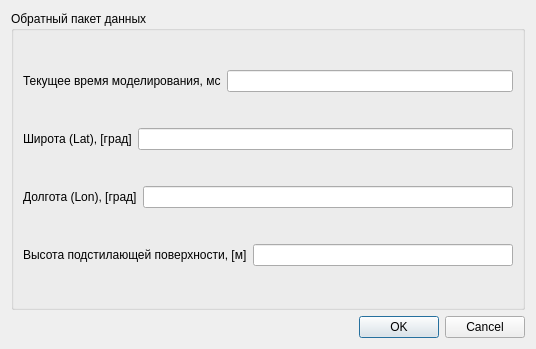
Before: the Qt Designer form untitled/backward.ui in katherinr/desktop_wrapper, drawn with Qt 5.
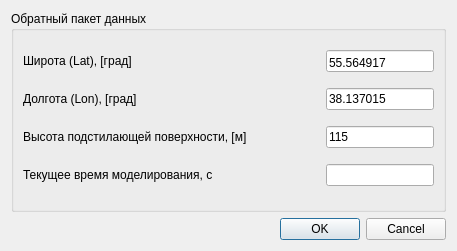
After: the same form once the commit is applied.

```diff
--- a/untitled/backward.ui
+++ b/untitled/backward.ui
@@ -9,8 +9,8 @@
    <rect>
     <x>0</x>
     <y>0</y>
-    <width>536</width>
-    <height>349</height>
+    <width>457</width>
+    <height>251</height>
    </rect>
   </property>
   <property name="windowTitle">
@@ -24,23 +24,21 @@
      </property>
      <layout class="QVBoxLayout" name="verticalLayout">
       <item>
-       <layout class="QHBoxLayout" name="horizontalLayout">
-        <item>
-         <widget class="QLabel" name="label">
-          <property name="text">
-           <string>Текущее время моделирования, мс</string>
-          </property>
-         </widget>
-        </item>
-        <item>
-         <widget class="QLineEdit" name="simulation_timeLE"/>
-        </item>
-       </layout>
-      </item>
-      <item>
-       <layout class="QHBoxLayout" name="horizontalLayout_2">
+       <layout class="QHBoxLayout" name="horizontalLayout_4">
         <item>
          <widget class="QLabel" name="label_2">
+          <property name="minimumSize">
+           <size>
+            <width>297</width>
+            <height>0</height>
+           </size>
+          </property>
+          <property name="maximumSize">
+           <size>
+            <width>297</width>
+            <height>16777215</height>
+           </size>
+          </property>
           <property name="text">
            <string>Широта (Lat), [град]</string>
           </property>
@@ -48,9 +46,24 @@
         </item>
         <item>
          <widget class="QLineEdit" name="lat_le">
+          <property name="enabled">
+           <bool>true</bool>
+          </property>
+          <property name="minimumSize">
+           <size>
+            <width>95</width>
+            <height>0</height>
+           </size>
+          </property>
+          <property name="text">
+           <string>55.564917</string>
+          </property>
           <property name="alignment">
            <set>Qt::AlignBottom|Qt::AlignLeading|Qt::AlignLeft</set>
           </property>
+          <property name="readOnly">
+           <bool>true</bool>
+          </property>
          </widget>
         </item>
        </layout>
@@ -59,27 +72,98 @@
        <layout class="QHBoxLayout" name="horizontalLayout_3">
         <item>
          <widget class="QLabel" name="label_3">
+          <property name="minimumSize">
+           <size>
+            <width>297</width>
+            <height>0</height>
+           </size>
+          </property>
+          <property name="maximumSize">
+           <size>
+            <width>16777215</width>
+            <height>16777215</height>
+           </size>
+          </property>
           <property name="text">
            <string>Долгота (Lon), [град]</string>
           </property>
          </widget>
         </item>
         <item>
-         <widget class="QLineEdit" name="lon_le"/>
+         <widget class="QLineEdit" name="lon_le">
+          <property name="enabled">
+           <bool>true</bool>
+          </property>
+          <property name="minimumSize">
+           <size>
+            <width>95</width>
+            <height>0</height>
+           </size>
+          </property>
+          <property name="text">
+           <string>38.137015</string>
+          </property>
+          <property name="readOnly">
+           <bool>true</bool>
+          </property>
+         </widget>
         </item>
        </layout>
       </item>
       <item>
-       <layout class="QHBoxLayout" name="horizontalLayout_4">
+       <layout class="QHBoxLayout" name="horizontalLayout">
         <item>
          <widget class="QLabel" name="label_4">
+          <property name="minimumSize">
+           <size>
+            <width>297</width>
+            <height>0</height>
+           </size>
+          </property>
           <property name="text">
            <string>Высота подстилающей поверхности, [м]</string>
           </property>
          </widget>
         </item>
         <item>
-         <widget class="QLineEdit" name="h_le"/>
+         <widget class="QLineEdit" name="h_le">
+          <property name="enabled">
+           <bool>true</bool>
+          </property>
+          <property name="text">
+           <string>115</string>
+          </property>
+          <property name="readOnly">
+           <bool>true</bool>
+          </property>
+         </widget>
+        </item>
+       </layout>
+      </item>
+      <item>
+       <layout class="QHBoxLayout" name="horizontalLayout_2">
+        <item>
+         <widget class="QLabel" name="label_5">
+          <property name="minimumSize">
+           <size>
+            <width>297</width>
+            <height>0</height>
+           </size>
+          </property>
+          <property name="text">
+           <string>Текущее время моделирования, с</string>
+          </property>
+         </widget>
+        </item>
+        <item>
+         <widget class="QLineEdit" name="h_le_2">
+          <property name="enabled">
+           <bool>true</bool>
+          </property>
+          <property name="readOnly">
+           <bool>true</bool>
+          </property>
+         </widget>
         </item>
        </layout>
       </item>
```
